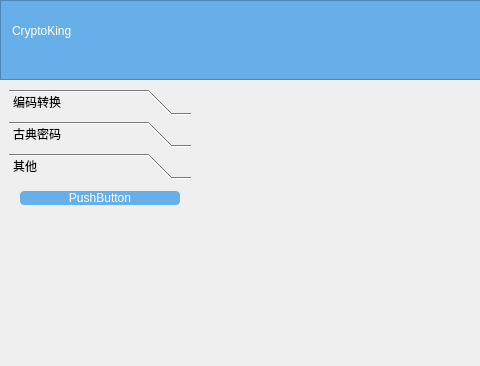
The window that ui/Forms/MainForm.ui (tanyiqu/CryptoKing) describes before a commit, drawn with Qt 5; both pictures show x 0 to 480 and y 0 to 366 of the 840 by 580 pixel window.
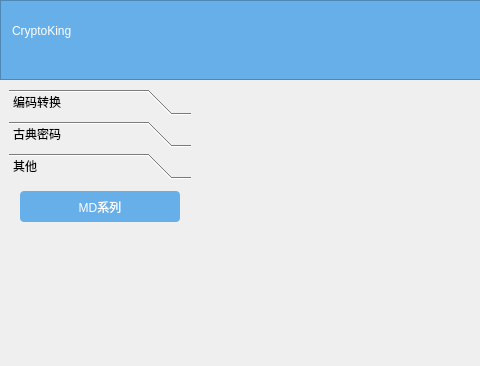
The same window after the commit. The open tabs and pages were chosen to show the change.

```diff
--- a/ui/Forms/MainForm.ui
+++ b/ui/Forms/MainForm.ui
@@ -414,9 +414,15 @@
               <number>4</number>
              </property>
              <item>
-              <widget class="QPushButton" name="pushButton_6">
+              <widget class="QPushButton" name="btn_md">
+               <property name="minimumSize">
+                <size>
+                 <width>0</width>
+                 <height>35</height>
+                </size>
+               </property>
                <property name="text">
-                <string>PushButton</string>
+                <string>MD系列</string>
                </property>
               </widget>
              </item>
```
